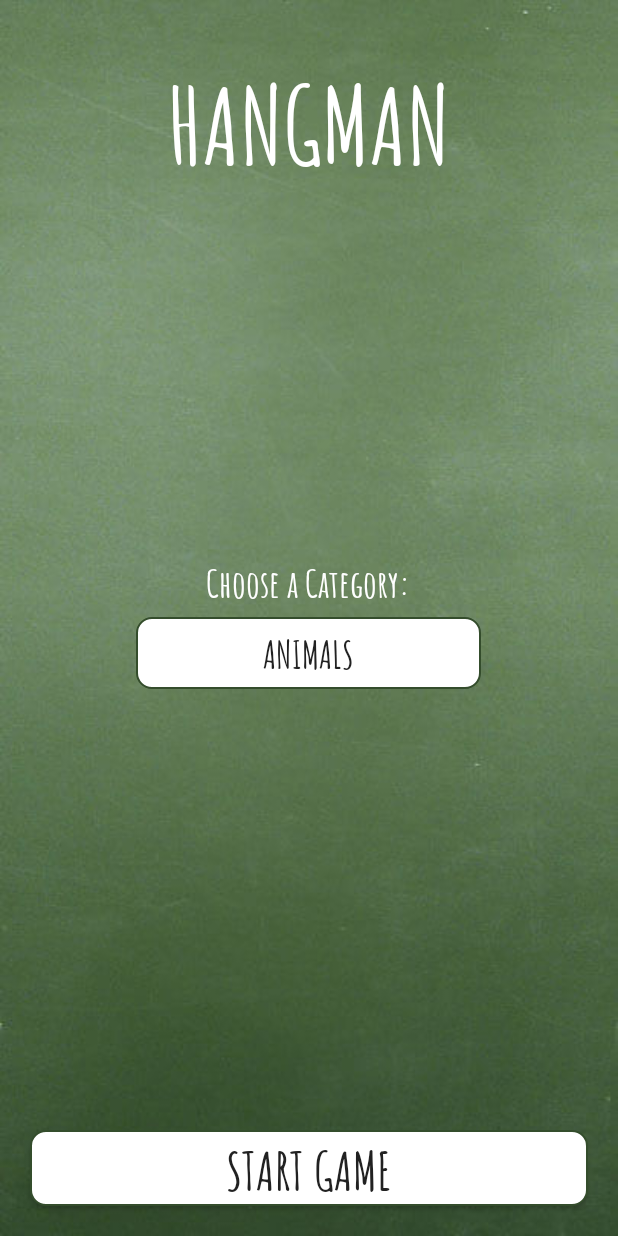
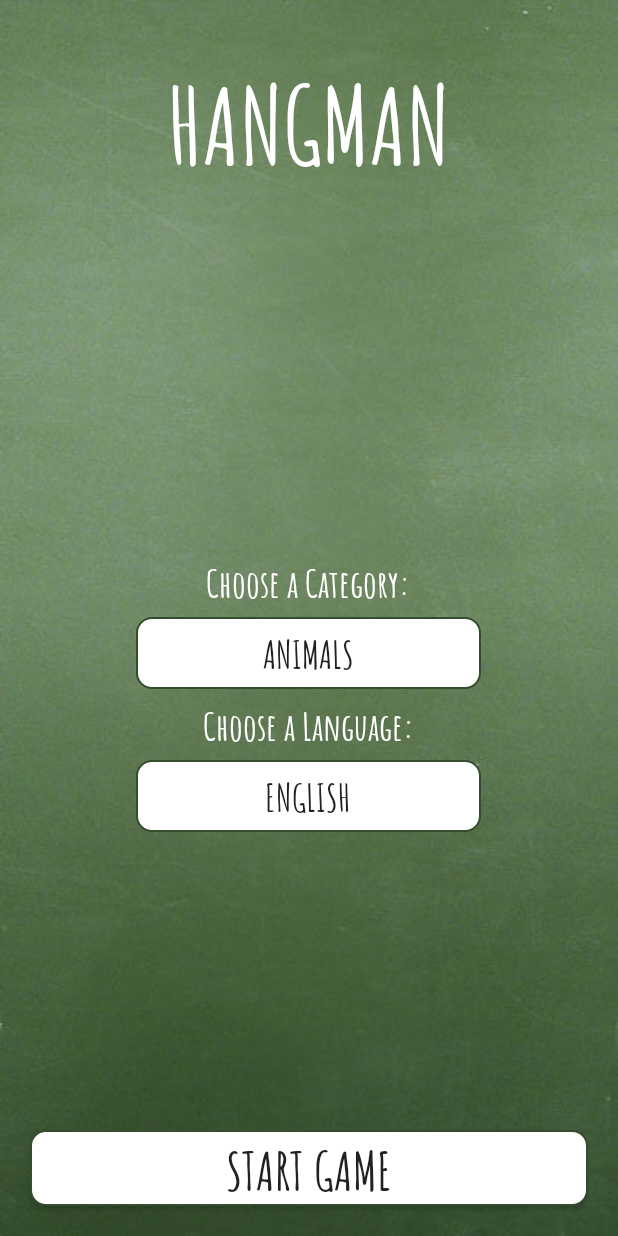
Before and after one commit to Soharash/sloth, an Android app: the screen it shows after launch (StartActivity), on a phone screen of 412 x 824 dp. Run offline under Robolectric (Android 15) with nearby library versions, the phone set to English and light mode, and no system bars.

Commit message:
Add support for persian, TBC

```diff
--- a/app/src/main/res/layout/activity_game.xml
+++ b/app/src/main/res/layout/activity_game.xml
@@ -128,9 +128,8 @@
         android:textColor="#ffffffff"
         android:textSize="24.0sp" />
 
-    <include
+    <ViewStub
         android:id="@+id/include"
-        layout="@layout/keyboard"
         android:layout_width="wrap_content"
         android:layout_height="wrap_content"
         android:layout_alignParentBottom="true"
--- a/app/src/main/res/layout/activity_start.xml
+++ b/app/src/main/res/layout/activity_start.xml
@@ -43,6 +43,7 @@
         android:layout_height="wrap_content"
         android:layout_centerHorizontal="true"
         android:layout_centerVertical="true"
+        android:id="@+id/category_layout"
         android:gravity="center_horizontal"
         android:orientation="vertical">
 
@@ -69,7 +70,36 @@
             android:textSize="25.0sp" />
 
     </LinearLayout>
+    <LinearLayout
+        android:layout_width="230.0dip"
+        android:layout_height="wrap_content"
+        android:layout_below="@id/category_layout"
+        android:layout_centerHorizontal="true"
+        android:gravity="center_horizontal"
+        android:orientation="vertical">
 
+        <com.soharash.hangman.CustomViews.CustomTextView
+            android:id="@+id/tvLanguage"
+            android:layout_width="fill_parent"
+            android:layout_height="wrap_content"
+            android:layout_margin="5.0dip"
+            android:layout_weight="1.0"
+            android:tag="2"
+            android:gravity="center_horizontal"
+            android:text="Choose a Language:"
+            android:textColor="#ffffffff"
+            android:textSize="25.0sp" />
+
+        <com.soharash.hangman.CustomViews.CustomButton
+            android:id="@+id/bLanguage"
+            android:tag="2"
+            android:layout_width="fill_parent"
+            android:layout_height="wrap_content"
+            android:layout_weight="1.0"
+            android:background="@drawable/keyboard_on"
+            android:textSize="25.0sp" />
+
+    </LinearLayout>
     <com.soharash.hangman.CustomViews.CustomButton
         android:id="@+id/bStart"
         android:tag="2"
```
Also changed, not shown: app/src/main/java/com/soharash/hangman/GameActivity.java (+16 -2 lines), app/src/main/java/com/soharash/hangman/PrepareWord.java (+50 -16 lines), app/src/main/java/com/soharash/hangman/StartActivity.java (+32 -7 lines).
